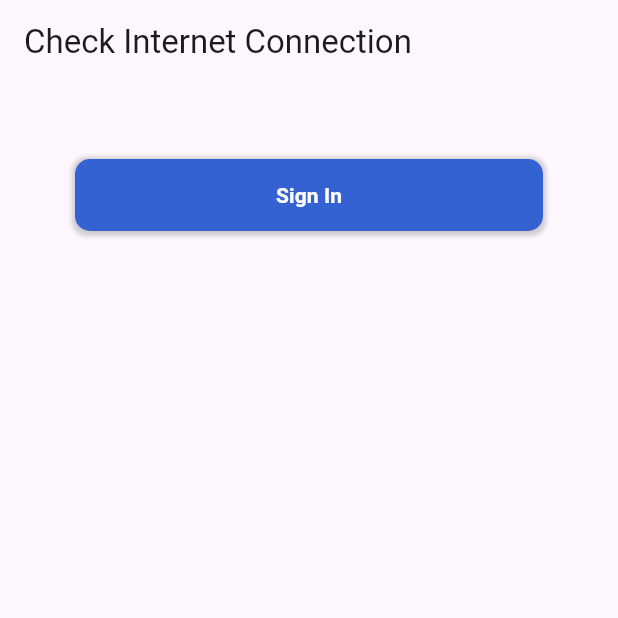
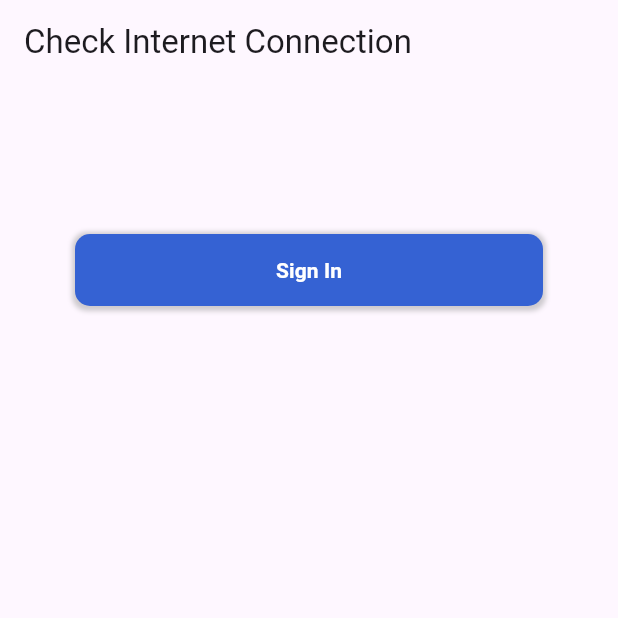
Before and after one commit to minazakaria88/check_internt_connection, a Flutter app: the screen it shows after launch, on a phone screen of 412 x 824 dp, the top half of it. Run offline on Flutter 3.47's test engine with Material 3 defaults, Android fonts, the phone set to English and light mode, and no system bars; our stand-ins replace bloc, connectivity_plus, flutter_bloc.

Commit message:
add sized box

```diff
--- a/lib/main.dart
+++ b/lib/main.dart
@@ -29,8 +29,10 @@ class CheckInternetConnection extends StatelessWidget {
             body: Center(
               child: Column(
                 children: [
-                  Builder(
-                    builder: (context) {
+                  const SizedBox(
+                    height: 50,
+                  ),
+                  Builder(builder: (context) {
                     return Container(
                       margin: const EdgeInsets.all(50),
                       width: double.infinity,
@@ -48,7 +50,9 @@ class CheckInternetConnection extends StatelessWidget {
                           ]),
                       child: MaterialButton(
                         onPressed: () {
-                            Navigator.of(context).push(MaterialPageRoute(builder: (context) => const SecondScreen(),));
+                          Navigator.of(context).push(MaterialPageRoute(
+                            builder: (context) => const SecondScreen(),
+                          ));
                         },
                         child: const Text(
                           'Sign In',
@@ -59,8 +63,7 @@ class CheckInternetConnection extends StatelessWidget {
                         ),
                       ),
                     );
-                    }
-                  ),
+                  }),
                 ],
               ),
             ),
```
Lines whose indentation alone changed are shown as unchanged.
